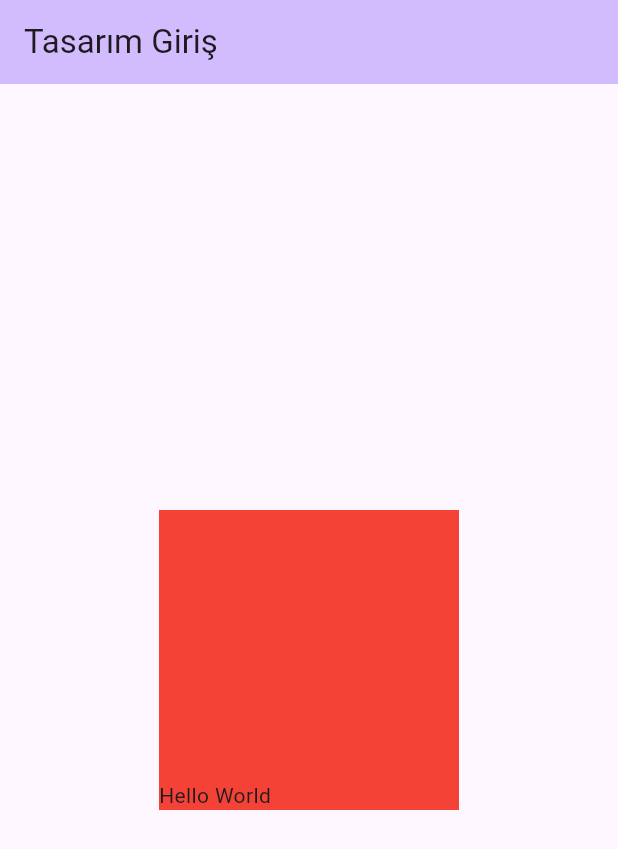
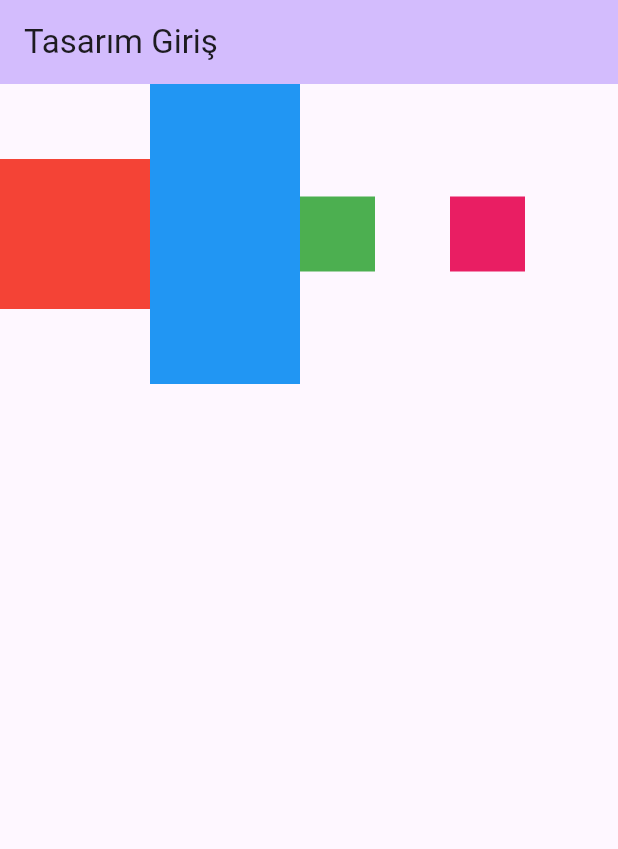
Before and after one commit to SERENGOKYILDIZ/FLUTTER_ANDROID_DESIGN, a Flutter app: the screen it shows after launch, on a phone screen of 412 x 824 dp. Shown: the top 849 px of the screen. Run offline on Flutter 3.47's test engine with Material 3 defaults, Android fonts, the phone set to English and light mode, and no system bars.

Commit message:
Learned SizedBox

```diff
--- a/lib/main.dart
+++ b/lib/main.dart
@@ -37,28 +37,26 @@
         title: Text(widget.title),
       ),
       /**
-       * NOT: Align ile 9 seçenekli, kutupsal sıralama yapılabilir.
-       * NOT: Eğer row wrap content ise o zaman oda sağ-sol atanabilir. Değilse
-       * max olduğu için sağ-sol atanamaz.
+       * SizedBox: Yeniden boyutlandırmaya yarar. Ayrıca boşluk oluşturmak
+       * içinde kullanılır.
        * */
       body:
-        Align(
-          // alignment: Alignment.centerLeft,
-          alignment: Alignment.center,
-          child: Row(
-            mainAxisSize: MainAxisSize.min,
-            mainAxisAlignment: MainAxisAlignment.center,
-            children: [
-              Container(
-                width: 200,
-                height: 200,
-                color: Colors.red,
-                child: Align(
-                  alignment: Alignment.bottomLeft,
-                  child: Text("Hello World"),
-                ),)
-            ],
-          ),
+        Row(
+          children: [
+            Container(width: 100, height: 100, color: Colors.red),
+            // Container(width: 80, height: 80, color: Colors.blue),
+            SizedBox(
+              width: 100,
+              height: 200,
+              child: Container(width: 80, height: 80, color: Colors.blue)
+            ),
+            Container(width: 50, height: 50, color: Colors.green),
+            SizedBox(
+                width: 50,
+                height: 50,
+            ),
+            Container(width: 50, height: 50, color: Colors.pink),
+          ],
         )
     );
   }
```
